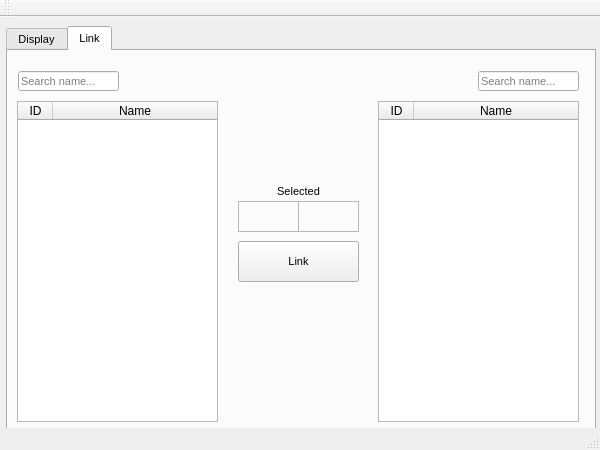
This is mainwindow.ui in gudmundurb/H22 as Qt 5 draws it before an edit. The edited form follows.
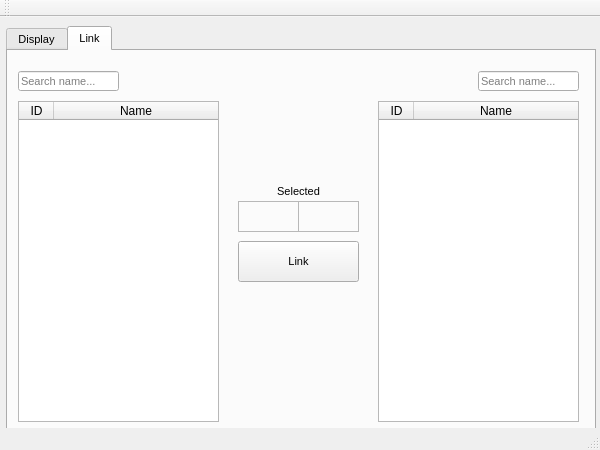
This is the edited form. The open tabs and pages were chosen to show the change. Icons and pictures are not drawn.

Commit message: einn pixell

```diff
--- a/mainwindow.ui
+++ b/mainwindow.ui
@@ -577,7 +577,7 @@
      <widget class="QTableWidget" name="scientist_table_link">
       <property name="geometry">
        <rect>
-        <x>9</x>
+        <x>10</x>
         <y>50</y>
         <width>201</width>
         <height>321</height>
```
Left out of the diff: 2 changed lines with no effect on the pictures.
